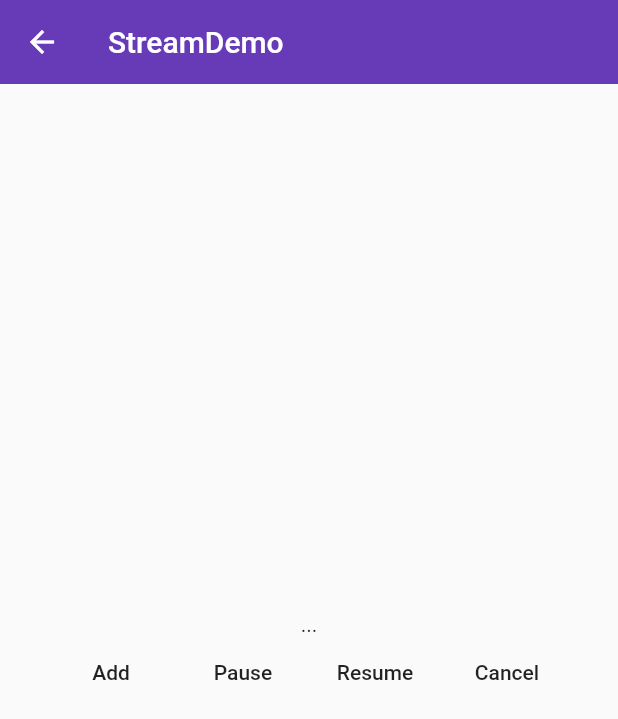
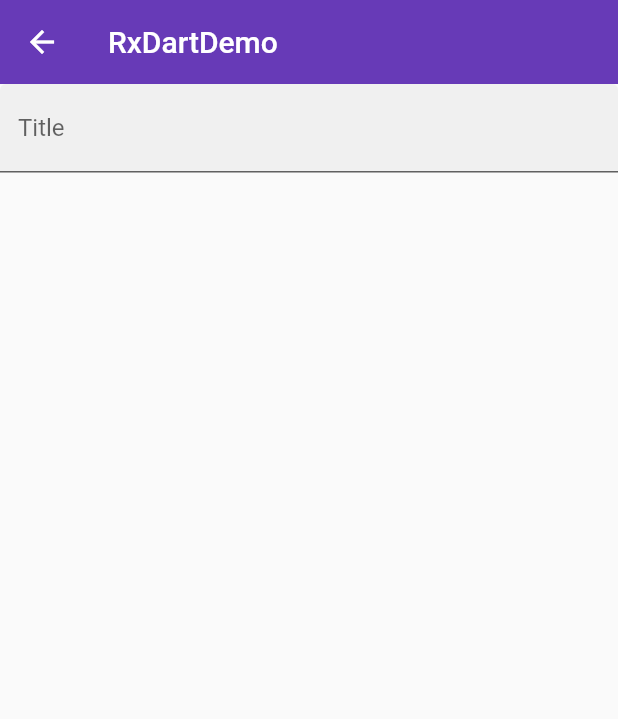
Before and after one commit to hzz-dev/hzz_flutter_001_main, a Flutter app: the screen it shows after launch, on a phone screen of 412 x 824 dp. Shown: the top 719 px of the screen. Run offline on Flutter 3.47's test engine with Material 2 defaults, Android fonts, the phone set to English and light mode, and no system bars; our stand-ins replace rxdart; statements that could not run were skipped.

Commit message:
使用RxDart

```diff
--- /dev/null
+++ b/lib/demo/redart/rxdart_demo.dart
@@ -0,0 +1,86 @@
+import 'package:flutter/material.dart';
+import 'package:rxdart/rxdart.dart';
+import 'dart:async';
+
+class RxDartDemo extends StatelessWidget {
+  @override
+  Widget build(BuildContext context) {
+    return Scaffold(
+      appBar: AppBar(
+        title: Text('RxDartDemo'),
+        elevation: 0.0,
+      ),
+      body: RxDartDemoHome(),
+    );
+  }
+}
+
+class RxDartDemoHome extends StatefulWidget {
+  @override
+  _RxDartDemoHomeState createState() => _RxDartDemoHomeState();
+}
+
+class _RxDartDemoHomeState extends State<RxDartDemoHome> {
+  PublishSubject<String> _textFieldSubject;
+
+  @override
+  void initState() {
+    super.initState();
+
+    _textFieldSubject = PublishSubject<String>();
+
+    _textFieldSubject
+      // .map((item) => 'item: $item')
+      // .where((item) => item.length > 9)
+      .debounce(Duration(milliseconds: 500))
+      .listen((data) => print(data));
+
+    // Observable<String> _observable =
+    //     // Observable(Stream.fromIterable(['hello', '您好']));
+    //     // Observable.fromFuture(Future.value('hello ~'));
+    //     // Observable.fromIterable(['hello', '您好']);
+    //     // Observable.just('hello ~');
+    //     Observable.periodic(Duration(seconds: 3), (x) => x.toString());
+
+    // _observable.listen(print);
+
+    // PublishSubject<String> _subject = PublishSubject<String>();
+    // BehaviorSubject<String> _subject = BehaviorSubject<String>();
+    // ReplaySubject<String> _subject = ReplaySubject<String>(maxSize: 2);
+
+    // _subject.add('hello');
+    // _subject.add('hola');
+    // _subject.add('hi');
+    // _subject.listen((data) => print('listen 1: $data'));
+    // _subject.listen((data) => print('listen 2: ${data.toUpperCase()}'));
+
+    // _subject.close();
+  }
+
+  @override
+  void dispose() {
+    super.dispose();
+    _textFieldSubject.close();
+  }
+
+  @override
+  Widget build(BuildContext context) {
+    return Theme(
+      data: Theme.of(context).copyWith(
+        primaryColor: Colors.black,
+      ),
+      child: TextField(
+        onChanged: (value) {
+          _textFieldSubject.add('input: $value');
+        },
+        onSubmitted: (value) {
+          _textFieldSubject.add('submit: $value');
+        },
+        decoration: InputDecoration(
+          labelText: 'Title',
+          filled: true,
+        ),
+      ),
+    );
+  }
+}
--- a/lib/main.dart
+++ b/lib/main.dart
@@ -11,6 +11,7 @@ import 'demo/from_demo.dart';
 import 'demo/material_components.dart';
 import 'demo/state/state_management_demo.dart';
 import 'demo/stream/stream_demo.dart';
+import 'demo/redart/rxdart_demo.dart';
 
 // void main() {
 //   runApp(App());
@@ -34,7 +35,7 @@ class App extends StatelessWidget {
       // Home(),
       // 设置主题颜色
 
-      initialRoute: '/stream',
+      initialRoute: '/rxdart',
       routes: {
         '/': (context) => Home(),
         '/about': (context) => Pagepush(title: 'About'),
@@ -42,6 +43,7 @@ class App extends StatelessWidget {
         '/mdc': (context) => MaterialComponents(),
         '/state-management': (context) => StateManagementDemo(),
         '/stream': (context) => StreamDemo(),
+        '/rxdart': (context) => RxDartDemo(),
       },
       theme: ThemeData(
         primaryColor: Colors.deepPurple,
--- a/pubspec.yaml
+++ b/pubspec.yaml
@@ -26,6 +26,8 @@ dependencies:
   cupertino_icons: ^0.1.2
   intl: ^0.16.0
   scoped_model: ^0.3.0
+  rxdart: ^0.18.1
+  http: ^0.12.0
 dev_dependencies:
   flutter_test:
     sdk: flutter
```
Also changed, not shown: pubspec.lock.
